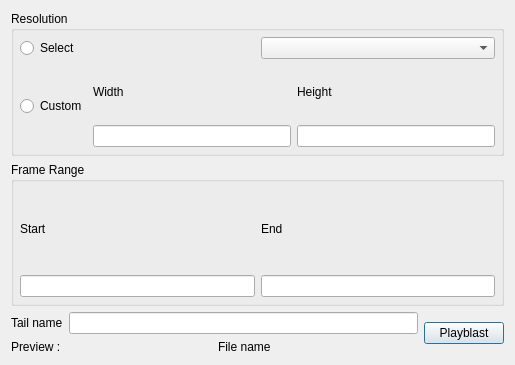
This is resources/dialog.ui in demon7x/tk-maya-makemov as Qt 5 draws it before an edit. The edited form follows.
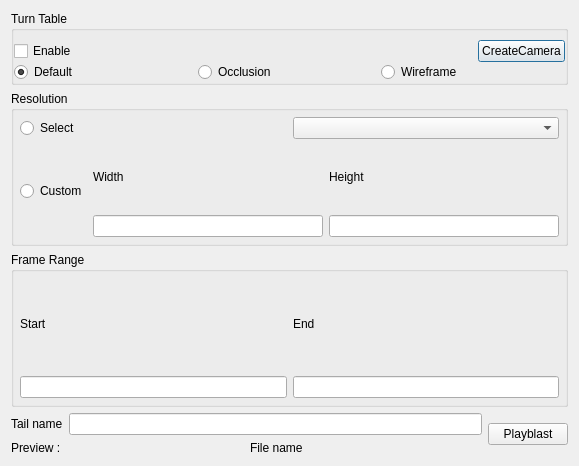
This is the edited form.

```diff
--- a/resources/dialog.ui
+++ b/resources/dialog.ui
@@ -6,20 +6,103 @@
    <rect>
     <x>0</x>
     <y>0</y>
-    <width>515</width>
-    <height>365</height>
+    <width>579</width>
+    <height>466</height>
    </rect>
   </property>
   <property name="maximumSize">
    <size>
     <width>16777215</width>
-    <height>400</height>
+    <height>466</height>
    </size>
   </property>
   <property name="windowTitle">
    <string>The Current Sgtk Environment</string>
   </property>
-  <layout class="QVBoxLayout" name="verticalLayout_10">
+  <layout class="QVBoxLayout" name="verticalLayout_5" stretch="0,1,0">
+   <item>
+    <widget class="QGroupBox" name="groupBox_2">
+     <property name="title">
+      <string>Turn Table</string>
+     </property>
+     <layout class="QVBoxLayout" name="verticalLayout_4">
+      <property name="spacing">
+       <number>0</number>
+      </property>
+      <property name="sizeConstraint">
+       <enum>QLayout::SetNoConstraint</enum>
+      </property>
+      <property name="leftMargin">
+       <number>0</number>
+      </property>
+      <property name="rightMargin">
+       <number>0</number>
+      </property>
+      <property name="bottomMargin">
+       <number>0</number>
+      </property>
+      <item>
+       <layout class="QHBoxLayout" name="horizontalLayout_8">
+        <item>
+         <widget class="QCheckBox" name="turn_table_status">
+          <property name="text">
+           <string>Enable</string>
+          </property>
+         </widget>
+        </item>
+        <item>
+         <spacer name="horizontalSpacer">
+          <property name="orientation">
+           <enum>Qt::Horizontal</enum>
+          </property>
+          <property name="sizeHint" stdset="0">
+           <size>
+            <width>40</width>
+            <height>20</height>
+           </size>
+          </property>
+         </spacer>
+        </item>
+        <item>
+         <widget class="QPushButton" name="create_turntable">
+          <property name="text">
+           <string>CreateCamera</string>
+          </property>
+         </widget>
+        </item>
+       </layout>
+      </item>
+      <item>
+       <layout class="QHBoxLayout" name="horizontalLayout_9">
+        <item>
+         <widget class="QRadioButton" name="turn_default">
+          <property name="text">
+           <string>Default</string>
+          </property>
+          <property name="checked">
+           <bool>true</bool>
+          </property>
+         </widget>
+        </item>
+        <item>
+         <widget class="QRadioButton" name="turn_occlusion">
+          <property name="text">
+           <string>Occlusion</string>
+          </property>
+         </widget>
+        </item>
+        <item>
+         <widget class="QRadioButton" name="turn_wire">
+          <property name="text">
+           <string>Wireframe</string>
+          </property>
+         </widget>
+        </item>
+       </layout>
+      </item>
+     </layout>
+    </widget>
+   </item>
    <item>
     <layout class="QHBoxLayout" name="horizontalLayout_5">
      <item>
```
